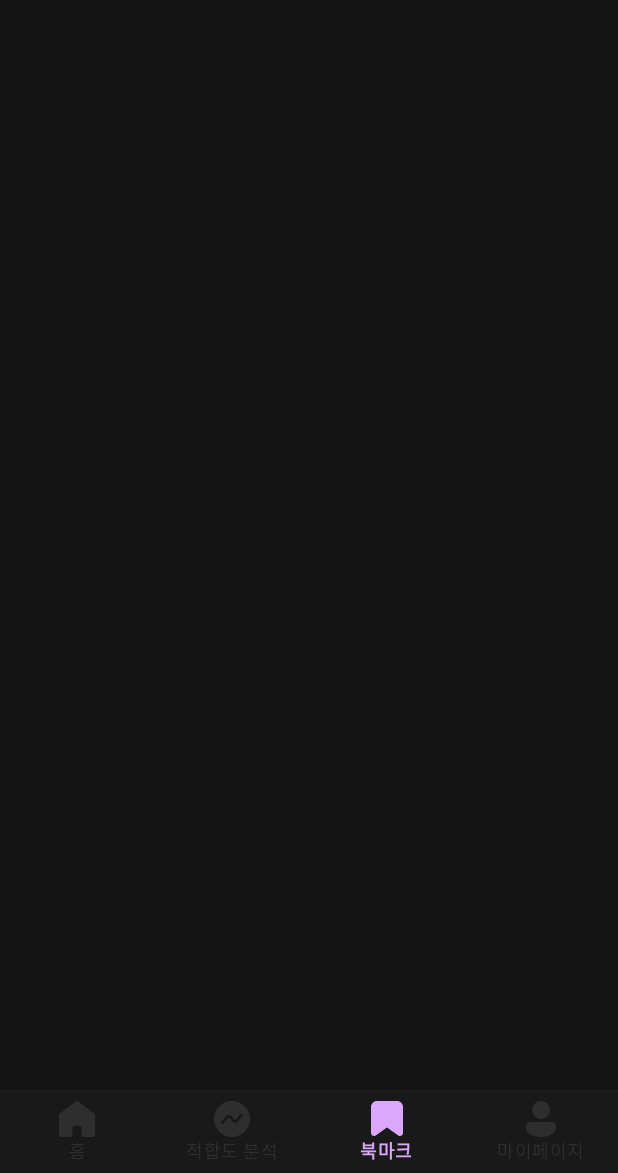
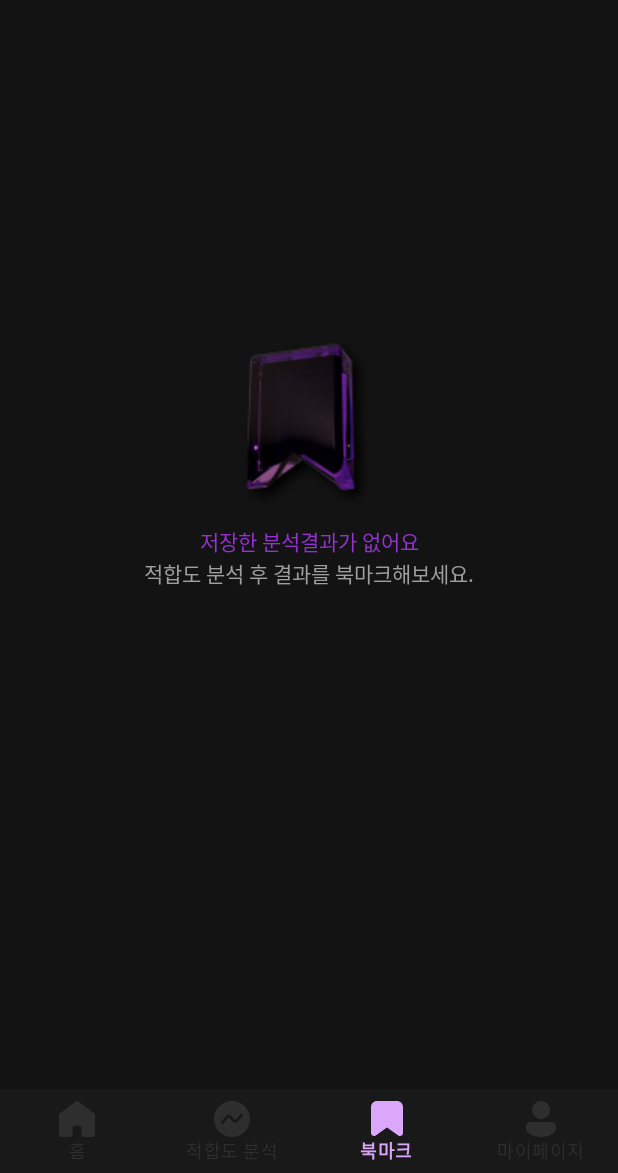
Before and after one commit to Kusitms-29th-Soullive-C/frontend, an Android app: the BookmarkFragment screen opened through its navigation route, on a phone screen of 412 x 824 dp, the part 63-1236 px from its top. Run offline under Robolectric (Android 15) with nearby library versions, the phone set to English and light mode, and no system bars; our stand-ins replace navigation-ui; 3 statements that could not run were skipped.

Commit message:
Design: 북마크 비었을 때 XML

```diff
--- a/app/src/main/res/layout/fragment_bookmark.xml
+++ b/app/src/main/res/layout/fragment_bookmark.xml
@@ -8,7 +8,7 @@
     tools:context=".ui.bookmark.BookmarkFragment">
 
     <com.google.android.material.appbar.MaterialToolbar
-        android:id="@+id/fitness_toolbar"
+        android:id="@+id/bookmark_toolbar"
         android:layout_width="0dp"
         android:layout_height="?attr/actionBarSize"
         android:background="@color/grey_900"
@@ -24,19 +24,34 @@
     </com.google.android.material.appbar.MaterialToolbar>
 
 
-    <TextView
-        android:id="@+id/bookmark"
-        android:layout_width="match_parent"
+    <ImageView
+        android:id="@+id/img_bookmark_empty"
+        android:layout_width="wrap_content"
         android:layout_height="wrap_content"
-        android:layout_marginStart="8dp"
-        android:layout_marginTop="8dp"
-        android:layout_marginEnd="8dp"
-        android:textAlignment="center"
-        android:textColor="@color/white"
-        android:textSize="20sp"
-        app:layout_constraintBottom_toBottomOf="parent"
+        android:layout_marginTop="200dp"
+        android:src="@drawable/img_bookmark"
         app:layout_constraintEnd_toEndOf="parent"
         app:layout_constraintStart_toStartOf="parent"
-        app:layout_constraintTop_toTopOf="parent" />
+        app:layout_constraintTop_toBottomOf="@id/bookmark_toolbar" />
+
+    <TextView
+        android:id="@+id/tv_bookmark_empty1"
+        android:layout_width="wrap_content"
+        android:layout_height="wrap_content"
+        android:text="@string/저장한_분석결과가_없어요"
+        android:textColor="@color/purple_500"
+        app:layout_constraintEnd_toEndOf="parent"
+        app:layout_constraintStart_toStartOf="parent"
+        app:layout_constraintTop_toBottomOf="@id/img_bookmark_empty" />
+
+    <TextView
+        android:id="@+id/tv_bookmark_empty2"
+        android:layout_width="wrap_content"
+        android:layout_height="wrap_content"
+        android:text="@string/적합도_분석_후_결과를_북마크해보세요"
+        android:textColor="@color/grey_150"
+        app:layout_constraintEnd_toEndOf="parent"
+        app:layout_constraintStart_toStartOf="parent"
+        app:layout_constraintTop_toBottomOf="@id/tv_bookmark_empty1" />
 
 </androidx.constraintlayout.widget.ConstraintLayout>
```
